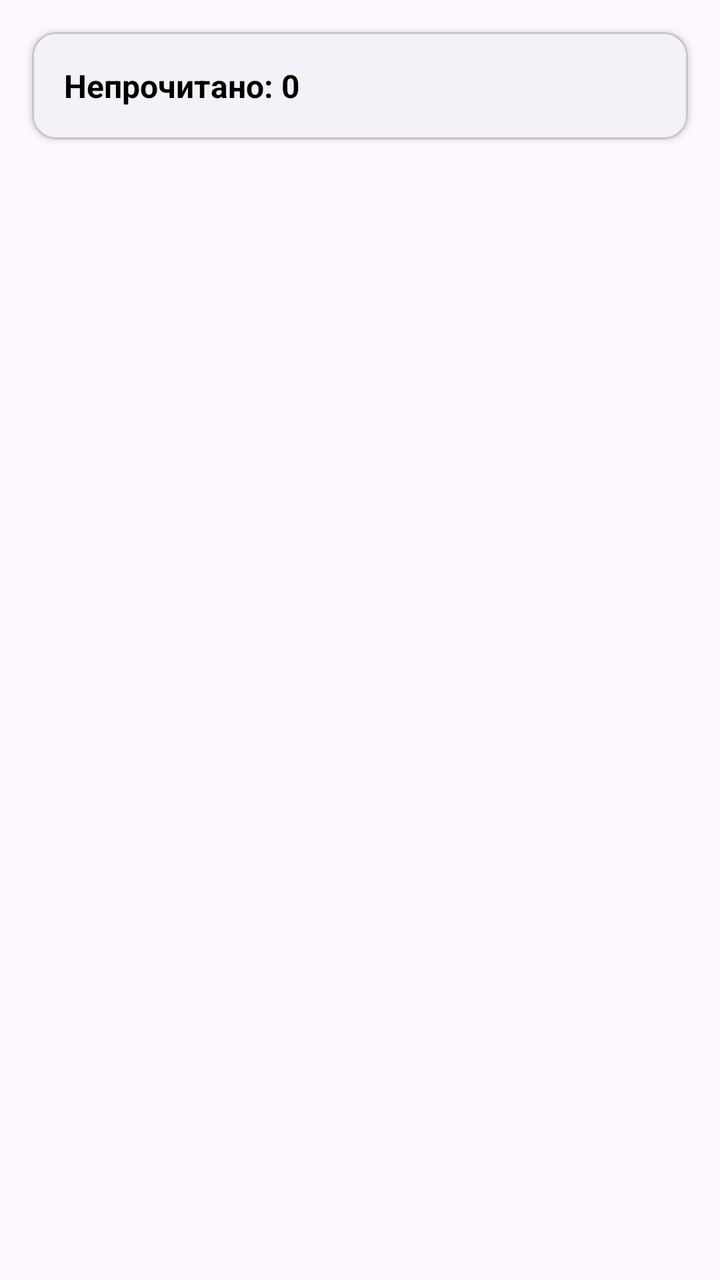
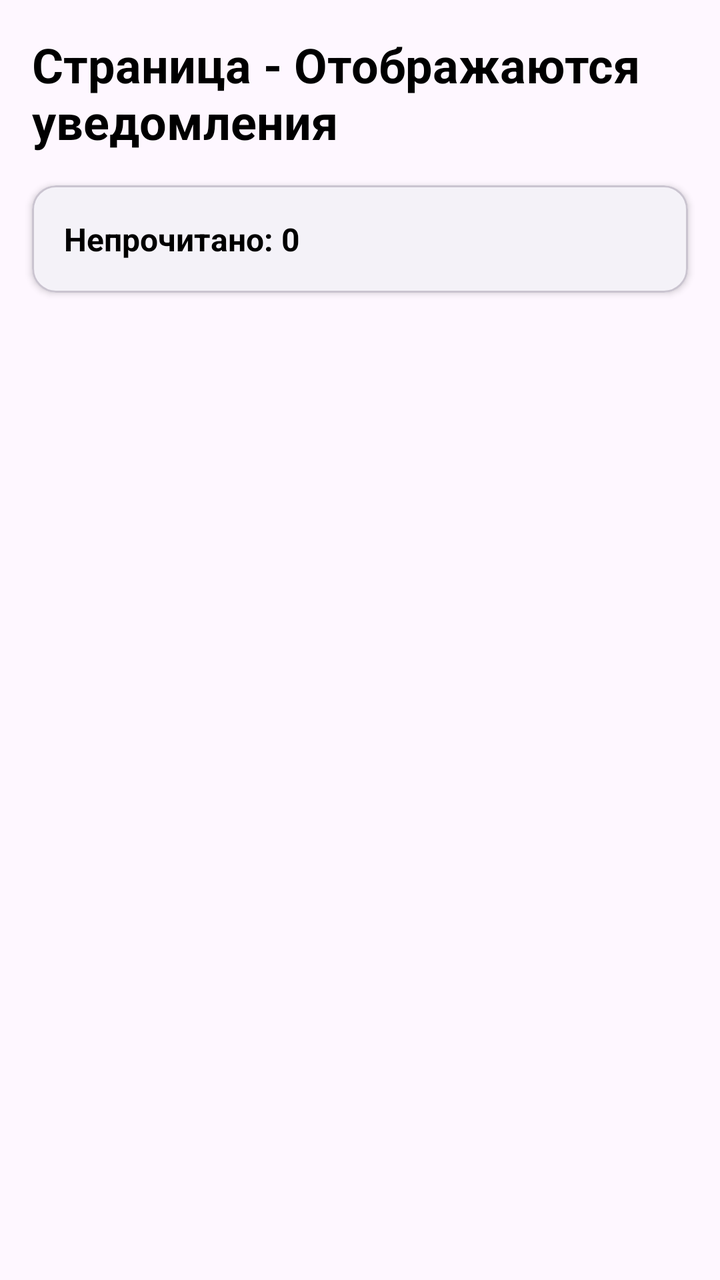

The first picture is an Android layout as it rendered before a commit; the second is the same layout after the commit. The layout source and the unified diff follow.
<!-- AndroidManifest.xml: application theme Theme.CAMPUS -->
<!-- res/layout/fragment_notification.xml -->
<?xml version="1.0" encoding="utf-8"?>
<androidx.constraintlayout.widget.ConstraintLayout xmlns:android="http://schemas.android.com/apk/res/android"
    xmlns:app="http://schemas.android.com/apk/res-auto"
    xmlns:tools="http://schemas.android.com/tools"
    android:layout_width="match_parent"
    android:layout_height="match_parent"
    tools:context=".notifications.NotificationFragment">

    
    <com.google.android.material.card.MaterialCardView
        android:id="@+id/header_card"
        android:layout_width="match_parent"
        android:layout_height="wrap_content"
        android:layout_margin="16dp"
        app:cardCornerRadius="12dp"
        app:cardElevation="2dp"
        app:layout_constraintTop_toTopOf="parent"
        app:layout_constraintStart_toStartOf="parent"
        app:layout_constraintEnd_toEndOf="parent">

        <LinearLayout
            android:layout_width="match_parent"
            android:layout_height="wrap_content"
            android:orientation="horizontal"
            android:padding="16dp"
            android:gravity="center_vertical">

            <TextView
                android:id="@+id/unread_count_text"
                android:layout_width="0dp"
                android:layout_height="wrap_content"
                android:layout_weight="1"
                android:text="Непрочитано: 0"
                android:textSize="16sp"
                android:textStyle="bold"
                android:textColor="?attr/colorOnSurface" />

            <Button
                android:id="@+id/read_all_button"
                android:layout_width="wrap_content"
                android:layout_height="wrap_content"
                android:text="Прочитать всё"
                android:textSize="14sp"
                android:visibility="gone"
                style="@style/Widget.Material3.Button.OutlinedButton" />

        </LinearLayout>
    </com.google.android.material.card.MaterialCardView>

    
    <androidx.recyclerview.widget.RecyclerView
        android:id="@+id/notifications_recycler"
        android:layout_width="match_parent"
        android:layout_height="0dp"
        android:layout_marginTop="8dp"
        app:layoutManager="androidx.recyclerview.widget.LinearLayoutManager"
        app:layout_constraintTop_toBottomOf="@id/header_card"
        app:layout_constraintBottom_toBottomOf="parent"
        app:layout_constraintStart_toStartOf="parent"
        app:layout_constraintEnd_toEndOf="parent"
        tools:listitem="@layout/item_notification" />

    
    <ProgressBar
        android:id="@+id/notifications_progress"
        android:layout_width="wrap_content"
        android:layout_height="wrap_content"
        android:visibility="gone"
        app:layout_constraintBottom_toBottomOf="parent"
        app:layout_constraintEnd_toEndOf="parent"
        app:layout_constraintStart_toStartOf="parent"
        app:layout_constraintTop_toTopOf="parent" />

    
    <FrameLayout
        android:id="@+id/loading_overlay"
        android:layout_width="match_parent"
        android:layout_height="match_parent"
        android:background="#80FFFFFF"
        android:clickable="true"
        android:focusable="true"
        android:visibility="gone"
        app:layout_constraintBottom_toBottomOf="parent"
        app:layout_constraintEnd_toEndOf="parent"
        app:layout_constraintStart_toStartOf="parent"
        app:layout_constraintTop_toTopOf="parent">

        <ProgressBar
            android:layout_width="wrap_content"
            android:layout_height="wrap_content"
            android:layout_gravity="center" />
    </FrameLayout>

</androidx.constraintlayout.widget.ConstraintLayout>
<!-- res/layout/item_notification.xml (included above) -->
<?xml version="1.0" encoding="utf-8"?>
<com.google.android.material.card.MaterialCardView xmlns:android="http://schemas.android.com/apk/res/android"
    xmlns:app="http://schemas.android.com/apk/res-auto"
    android:layout_width="match_parent"
    android:layout_height="wrap_content"
    android:layout_marginHorizontal="16dp"
    android:layout_marginVertical="8dp"
    app:cardElevation="2dp"
    app:cardCornerRadius="12dp">

    <LinearLayout
        android:layout_width="match_parent"
        android:layout_height="wrap_content"
        android:orientation="vertical"
        android:padding="16dp">

        
        <LinearLayout
            android:layout_width="match_parent"
            android:layout_height="wrap_content"
            android:orientation="horizontal"
            android:gravity="center_vertical">

            
            <ImageView
                android:id="@+id/notification_icon"
                android:layout_width="40dp"
                android:layout_height="40dp"
                android:src="@drawable/ic_notification_bell"
                android:contentDescription="@string/notification_type_icon"
                app:tint="?attr/colorPrimary" />

            <TextView
                android:id="@+id/notification_title"
                android:layout_width="0dp"
                android:layout_height="wrap_content"
                android:layout_marginStart="12dp"
                android:layout_weight="1"
                android:textSize="16sp"
                android:textStyle="bold"
                android:textColor="?attr/colorOnSurface"
                android:text="Title" />

        </LinearLayout>

        
        <TextView
            android:id="@+id/notification_description"
            android:layout_width="match_parent"
            android:layout_height="wrap_content"
            android:layout_marginTop="8dp"
            android:textSize="14sp"
            android:textColor="?attr/colorOnSurfaceVariant"
            android:text="Description goes here..." />

        
        <LinearLayout
            android:layout_width="match_parent"
            android:layout_height="wrap_content"
            android:orientation="horizontal"
            android:layout_marginTop="12dp"
            android:gravity="center_vertical">

            <TextView
                android:id="@+id/notification_time"
                android:layout_width="0dp"
                android:layout_height="wrap_content"
                android:layout_weight="1"
                android:textSize="12sp"
                android:textColor="?attr/colorOutline"
                android:text="12:00 PM" />

            
            <Button
                android:id="@+id/read_button"
                android:layout_width="wrap_content"
                android:layout_height="wrap_content"
                android:text="Прочитано"
                android:textSize="12sp"
                android:visibility="gone"
                style="@style/Widget.Material3.Button.TextButton" />

        </LinearLayout>

    </LinearLayout>

</com.google.android.material.card.MaterialCardView>
<!-- resources referenced by this layout -->
<resources>
  <!-- drawable ic_notification_bell (drawable) -->
  <?xml version="1.0" encoding="utf-8"?>
  <vector xmlns:android="http://schemas.android.com/apk/res/android"
      android:width="24dp"
      android:height="24dp"
      android:viewportWidth="24"
      android:viewportHeight="24">
      <path
          android:fillColor="?attr/colorPrimary"
          android:pathData="M12,2C6.48,2 2,6.48 2,12s4.48,10 10,10 10,-4.48 10,-10S17.52,2 12,2zM12,20c-4.42,0 -8,-3.58 -8,-8s3.58,-8 8,-8 8,3.58 8,8 -3.58,8 -8,8zM9.5,16.5v-5l3,-3.5V9.5a2.5,2.5 0 0,1 5,0v4l3,3.5v5H9.5z"/>
  </vector>
  <string name="notification_type_icon">Notification type icon</string>
  <style name="Theme.CAMPUS" parent="Base.Theme.CAMPUS" />
  <style name="Base.Theme.CAMPUS" parent="Theme.Material3.Light.NoActionBar">
          <item name="colorSurface">#FFFFFF</item>        
          <item name="colorOnSurface">#000000</item>      
          <item name="colorOnSurfaceVariant">#333333</item> 
      </style>
</resources>

<!-- the commit's change to res/layout/fragment_notification.xml (unified diff, before → after) -->
@@ -7,6 +7,20 @@
     tools:context=".notifications.NotificationFragment">
 
     
+    <TextView
+        android:id="@+id/page_title"
+        android:layout_width="wrap_content"
+        android:layout_height="wrap_content"
+        android:layout_marginStart="16dp"
+        android:layout_marginTop="16dp"
+        android:text="@string/notifications_page_title"
+        android:textSize="24sp"
+        android:textStyle="bold"
+        android:textColor="?attr/colorOnSurface"
+        app:layout_constraintTop_toTopOf="parent"
+        app:layout_constraintStart_toStartOf="parent" />
+
+    
     <com.google.android.material.card.MaterialCardView
         android:id="@+id/header_card"
         android:layout_width="match_parent"
@@ -14,7 +28,7 @@
         android:layout_margin="16dp"
         app:cardCornerRadius="12dp"
         app:cardElevation="2dp"
-        app:layout_constraintTop_toTopOf="parent"
+        app:layout_constraintTop_toBottomOf="@id/page_title"
         app:layout_constraintStart_toStartOf="parent"
         app:layout_constraintEnd_toEndOf="parent">
 
@@ -39,144 +53,61 @@
                 android:id="@+id/read_all_button"
                 android:layout_width="wrap_content"
                 android:layout_height="wrap_content"
-                android:text="Прочитать всё"
+                android:text="@string/read_all_button"
                 android:textSize="14sp"
                 android:visibility="gone"
-                style="@style/Widget.Material3.Button.OutlinedButton" />
+                style="@style/Widget.MaterialComponents.Button.TextButton" />
 
         </LinearLayout>
     </com.google.android.material.card.MaterialCardView>
 
     
-    <androidx.recyclerview.widget.RecyclerView
-        android:id="@+id/notifications_recycler"
+    <ProgressBar
+        android:id="@+id/progress_bar"
+        android:layout_width="wrap_content"
+        android:layout_height="wrap_content"
+        android:visibility="gone"
+        app:layout_constraintTop_toBottomOf="@id/header_card"
+        app:layout_constraintStart_toStartOf="parent"
+        app:layout_constraintEnd_toEndOf="parent"
+        android:layout_marginTop="32dp" />
+
+    <View
+        android:id="@+id/loading_overlay"
         android:layout_width="match_parent"
         android:layout_height="0dp"
-        android:layout_marginTop="8dp"
-        app:layoutManager="androidx.recyclerview.widget.LinearLayoutManager"
+        android:background="#80FFFFFF"
+        android:visibility="gone"
+        android:clickable="true"
         app:layout_constraintTop_toBottomOf="@id/header_card"
         app:layout_constraintBottom_toBottomOf="parent"
         app:layout_constraintStart_toStartOf="parent"
-        app:layout_constraintEnd_toEndOf="parent"
-        tools:listitem="@layout/item_notification" />
+        app:layout_constraintEnd_toEndOf="parent" />
 
     
-    <ProgressBar
-        android:id="@+id/notifications_progress"
+    <androidx.recyclerview.widget.RecyclerView
+        android:id="@+id/recycler_view"
+        android:layout_width="match_parent"
+        android:layout_height="wrap_content"
+        android:clipToPadding="false"
+        android:paddingBottom="16dp"
+        app:layout_constraintTop_toBottomOf="@id/header_card"
+        app:layout_constraintBottom_toBottomOf="parent"
+        app:layout_constraintStart_toStartOf="parent"
+        app:layout_constraintEnd_toEndOf="parent" />
+
+    
+    <TextView
+        android:id="@+id/empty_state_text"
         android:layout_width="wrap_content"
         android:layout_height="wrap_content"
+        android:text="Уведомлений нет"
+        android:textSize="16sp"
+        android:textColor="?attr/colorOnSurfaceVariant"
         android:visibility="gone"
+        app:layout_constraintTop_toBottomOf="@id/header_card"
         app:layout_constraintBottom_toBottomOf="parent"
-        app:layout_constraintEnd_toEndOf="parent"
         app:layout_constraintStart_toStartOf="parent"
-        app:layout_constraintTop_toTopOf="parent" />
-
-    
-    <FrameLayout
-        android:id="@+id/loading_overlay"
-        android:layout_width="match_parent"
-        android:layout_height="match_parent"
-        android:background="#80FFFFFF"
-        android:clickable="true"
-        android:focusable="true"
-        android:visibility="gone"
-        app:layout_constraintBottom_toBottomOf="parent"
-        app:layout_constraintEnd_toEndOf="parent"
-        app:layout_constraintStart_toStartOf="parent"
-        app:layout_constraintTop_toTopOf="parent">
-
-        <ProgressBar
-            android:layout_width="wrap_content"
-            android:layout_height="wrap_content"
-            android:layout_gravity="center" />
-    </FrameLayout>
+        app:layout_constraintEnd_toEndOf="parent" />
 
 </androidx.constraintlayout.widget.ConstraintLayout>
-<!-- res/layout/item_notification.xml (included above) -->
-<?xml version="1.0" encoding="utf-8"?>
-<com.google.android.material.card.MaterialCardView xmlns:android="http://schemas.android.com/apk/res/android"
-    xmlns:app="http://schemas.android.com/apk/res-auto"
-    android:layout_width="match_parent"
-    android:layout_height="wrap_content"
-    android:layout_marginHorizontal="16dp"
-    android:layout_marginVertical="8dp"
-    app:cardElevation="2dp"
-    app:cardCornerRadius="12dp">
-
-    <LinearLayout
-        android:layout_width="match_parent"
-        android:layout_height="wrap_content"
-        android:orientation="vertical"
-        android:padding="16dp">
-
-        
-        <LinearLayout
-            android:layout_width="match_parent"
-            android:layout_height="wrap_content"
-            android:orientation="horizontal"
-            android:gravity="center_vertical">
-
-            
-            <ImageView
-                android:id="@+id/notification_icon"
-                android:layout_width="40dp"
-                android:layout_height="40dp"
-                android:src="@drawable/ic_notification_bell"
-                android:contentDescription="@string/notification_type_icon"
-                app:tint="?attr/colorPrimary" />
-
-            <TextView
-                android:id="@+id/notification_title"
-                android:layout_width="0dp"
-                android:layout_height="wrap_content"
-                android:layout_marginStart="12dp"
-                android:layout_weight="1"
-                android:textSize="16sp"
-                android:textStyle="bold"
-                android:textColor="?attr/colorOnSurface"
-                android:text="Title" />
-
-        </LinearLayout>
-
-        
-        <TextView
-            android:id="@+id/notification_description"
-            android:layout_width="match_parent"
-            android:layout_height="wrap_content"
-            android:layout_marginTop="8dp"
-            android:textSize="14sp"
-            android:textColor="?attr/colorOnSurfaceVariant"
-            android:text="Description goes here..." />
-
-        
-        <LinearLayout
-            android:layout_width="match_parent"
-            android:layout_height="wrap_content"
-            android:orientation="horizontal"
-            android:layout_marginTop="12dp"
-            android:gravity="center_vertical">
-
-            <TextView
-                android:id="@+id/notification_time"
-                android:layout_width="0dp"
-                android:layout_height="wrap_content"
-                android:layout_weight="1"
-                android:textSize="12sp"
-                android:textColor="?attr/colorOutline"
-                android:text="12:00 PM" />
-
-            
-            <Button
-                android:id="@+id/read_button"
-                android:layout_width="wrap_content"
-                android:layout_height="wrap_content"
-                android:text="Прочитано"
-                android:textSize="12sp"
-                android:visibility="gone"
-                style="@style/Widget.Material3.Button.TextButton" />
-
-        </LinearLayout>
-
-    </LinearLayout>
-
-</com.google.android.material.card.MaterialCardView>
<!-- resource entries referenced after the edit -->
@@ -1,17 +1,7 @@
 <!-- resources referenced by this layout -->
 <resources>
-  <!-- drawable ic_notification_bell (drawable) -->
-  <?xml version="1.0" encoding="utf-8"?>
-  <vector xmlns:android="http://schemas.android.com/apk/res/android"
-      android:width="24dp"
-      android:height="24dp"
-      android:viewportWidth="24"
-      android:viewportHeight="24">
-      <path
-          android:fillColor="?attr/colorPrimary"
-          android:pathData="M12,2C6.48,2 2,6.48 2,12s4.48,10 10,10 10,-4.48 10,-10S17.52,2 12,2zM12,20c-4.42,0 -8,-3.58 -8,-8s3.58,-8 8,-8 8,3.58 8,8 -3.58,8 -8,8zM9.5,16.5v-5l3,-3.5V9.5a2.5,2.5 0 0,1 5,0v4l3,3.5v5H9.5z"/>
-  </vector>
-  <string name="notification_type_icon">Notification type icon</string>
+  <string name="notifications_page_title">Страница - Отображаются уведомления</string>
+  <string name="read_all_button">Прочитать всё</string>
   <style name="Theme.CAMPUS" parent="Base.Theme.CAMPUS" />
   <style name="Base.Theme.CAMPUS" parent="Theme.Material3.Light.NoActionBar">
           <item name="colorSurface">#FFFFFF</item>        
